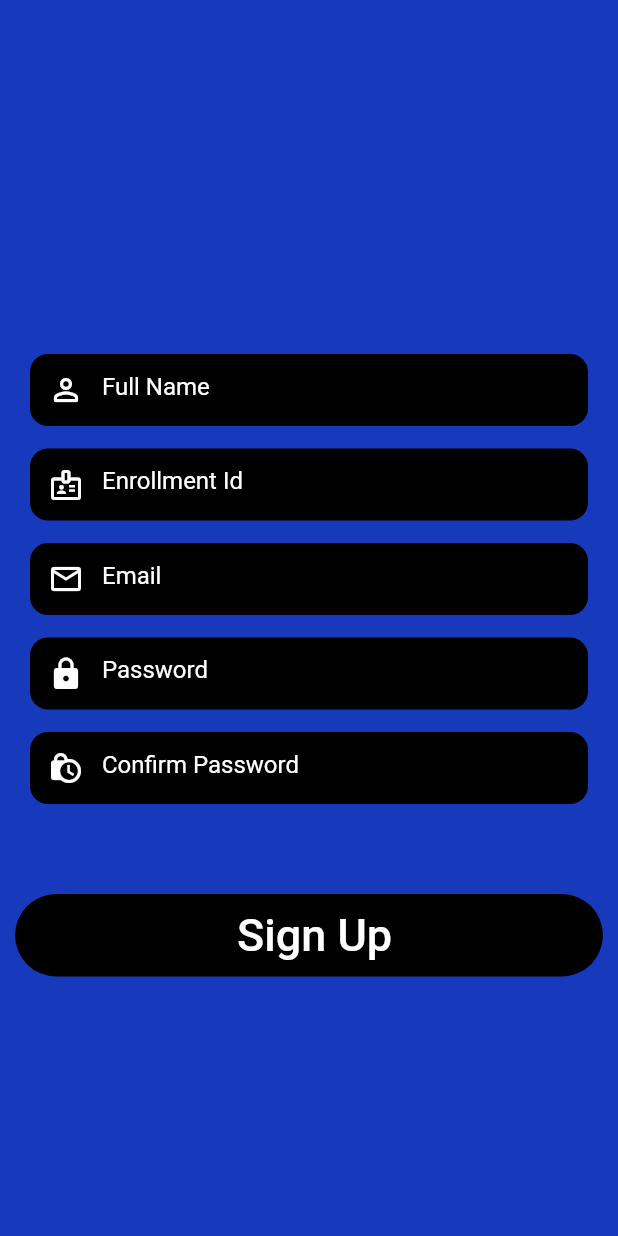
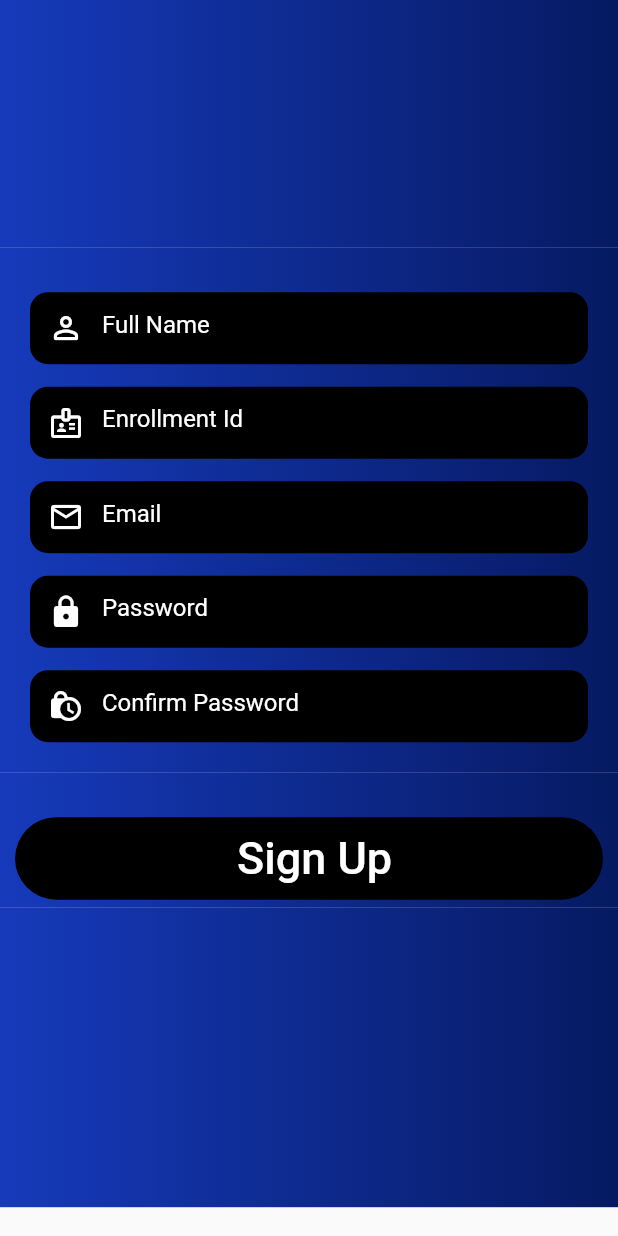
Before and after one commit to rafayJani10/fyp, a Flutter app: the LoginScreen screen opened directly, after a tap on "SignUp", on a phone screen of 412 x 824 dp. Run offline on Flutter 3.47's test engine with Material 2 defaults, Android fonts, the phone set to English and light mode, and no system bars; our stand-ins replace animated_theme_switcher; network calls fail.

Commit message:
Firebase connected, login screen and signup screen is updated with background colors , hexstring function is created. kindly update your projects,

```diff
--- /dev/null
+++ b/lib/color_utils.dart
@@ -0,0 +1,9 @@
+import 'package:flutter/material.dart';
+
+hexStringColor(String hexColor) {
+  hexColor = hexColor.toUpperCase().replaceAll("#","");
+  if (hexColor.length == 6) {
+    hexColor = "FF" + hexColor;
+  }
+  return Color(int.parse(hexColor, radix: 16));
+}
--- a/lib/login/view/LoginScreen.dart
+++ b/lib/login/view/LoginScreen.dart
@@ -1,4 +1,5 @@
 import 'package:flutter/material.dart';
+import 'package:fyp/color_utils.dart';
 // import 'SecondScreen.dart';
 import 'package:fyp/homepage/homepage.dart';
 import 'package:fyp/signup/view/signup.dart';
@@ -31,24 +32,54 @@ class _LoginScreenState extends State<LoginScreen>{
 
     return SafeArea(
       child: Scaffold(
-        backgroundColor: const Color(0xFF163ABB),
-        body: Column(
-          children: [
-            SizedBox(
+
+     //   backgroundColor:
+       // const Color(0xFF163ABB),
+        body:
+
+        ListView(
+          children: [ Container(
+            decoration: BoxDecoration(gradient: LinearGradient(colors: [
+              hexStringColor("163ABB"),
+              hexStringColor("061A62")
+              //  hexStringColor("69EFF8")
+
+            ]),),
+            child: const SizedBox(
+
+                height:100),
+
+          ),
+            Container(decoration: BoxDecoration(gradient: LinearGradient(colors: [
+              hexStringColor("163ABB"),
+              hexStringColor("061A62")
+            //  hexStringColor("69EFF8")
+
+            ]),),
+
+            child: SizedBox(
               width: double.infinity,
-              height: MediaQuery.of(context).size.height / 3,
+              height: MediaQuery.of(context).size.height / 5,
              // child: Image.asset('lib/images/facebook.png'),
-            ),
+            ),),
             Expanded(
               child: Container(
+
                 width: double.infinity,
-                decoration: const BoxDecoration(
+                decoration:  BoxDecoration(
+                  // borderRadius: const BorderRadius.only(
+                  //   topLeft: Radius.circular(30),
+                  //   topRight: Radius.circular(30),
+                  // ),
+                  gradient: LinearGradient(colors: [
+                    hexStringColor("163ABB"),
+                    hexStringColor("061A62")
+                  //  hexStringColor("69EFF8")
 
-                  borderRadius: BorderRadius.only(
-                    topLeft: Radius.circular(30),
-                    topRight: Radius.circular(30),
-                  ),
-                ),
+                  ]
+
+
+                ),),
                 child: Padding(
                   padding: const EdgeInsets.all(20.0),
                   child: SingleChildScrollView(
@@ -196,12 +227,25 @@ class _LoginScreenState extends State<LoginScreen>{
 
 
                      ),),
+                        Container(
+                          decoration: BoxDecoration(gradient: LinearGradient(colors: [
+                            hexStringColor("163ABB"),
+                            hexStringColor("061A62")
+                            //  hexStringColor("69EFF8")
+
+                          ]),),
+                          child: const SizedBox(
+
+                              height:200),
+
+                        ),
                       ],
+                    ),  ),
                   ),
                 ),
+
               ),
-              ),
-            )
+
             ],
         ),
       ),
--- a/lib/profile/editprofilepage.dart
+++ b/lib/profile/editprofilepage.dart
@@ -13,7 +13,7 @@ class EditProfilePage extends StatefulWidget {
 
 class _EditProfilePageState extends State<EditProfilePage> {
 //User user = 'UserPreferences.myUser';
-  get user => null;
+  get user => 'null';
 @override
 Widget build(BuildContext context) => ThemeSwitchingArea(
 child: Builder(
--- a/lib/signup/view/signup.dart
+++ b/lib/signup/view/signup.dart
@@ -1,5 +1,6 @@
 import 'package:flutter/material.dart';
 import 'package:fyp/homepage/homepage.dart';
+import 'package:fyp/color_utils.dart';
 
 void main() {
   WidgetsFlutterBinding.ensureInitialized();
@@ -34,28 +35,43 @@ class _SignUpState extends State<SignUp>{
 
     return SafeArea(
         child: Scaffold(
-          backgroundColor: Color(0xFF163ABB),
+       //   backgroundColor: Color(0xFF163ABB),
           body: ListView(
             children: [
-              SizedBox(
+              Container(
+                decoration: BoxDecoration(gradient: LinearGradient(colors: [
+                  hexStringColor("163ABB"),
+                  hexStringColor("061A62")
+            //  hexStringColor("69EFF8")
+
+            ]),),
+              child: SizedBox(
                 width: double.infinity,
-                height: MediaQuery.of(context).size.height / 4,
+                height: MediaQuery.of(context).size.height / 5,
                 // child: Image.asset('lib/images/facebook.png'),
-              ),
+              ),),
               //Expanded(
               Container(
-
-                  child: Container(
 //                    height: 200,
                 width: double.infinity,
-                    decoration:  const BoxDecoration(
-                      borderRadius: BorderRadius.only(
-                        topLeft: Radius.circular(30),
-                        topRight: Radius.circular(30),
+                decoration:   BoxDecoration(
+                  gradient: LinearGradient(colors: [
+                    hexStringColor("163ABB"),
+                    hexStringColor("061A62")
+                    //  hexStringColor("69EFF8")
+
+                  ]
+
+
                   ),
+                  // borderRadius: const BorderRadius.only(
+                  //   topLeft: Radius.circular(30),
+                  //   topRight: Radius.circular(30),
+                  // ),
+
                 ),
                 child: Padding(
-                      padding: EdgeInsets.all(20.0),
+                  padding: const EdgeInsets.all(20.0),
                   child: SingleChildScrollView(
                     child: Column(
                       crossAxisAlignment: CrossAxisAlignment.start,
@@ -68,7 +84,7 @@ class _SignUpState extends State<SignUp>{
                         //     fontWeight: FontWeight.bold,
                         //   ),
                         // ),
-                            SizedBox(height: 10),
+                        const SizedBox(height: 10),
 
                         Container(
                           decoration: BoxDecoration(
@@ -191,9 +207,20 @@ class _SignUpState extends State<SignUp>{
                     ),
                   ),
                 ),
-                  ),),
-              const SizedBox(height: 10),
-              GestureDetector(
+
+
+              ),
+           //   const SizedBox(height: 10),
+              Container(
+                decoration: BoxDecoration(gradient: LinearGradient(colors: [
+                  hexStringColor("163ABB"),
+                  hexStringColor("061A62")
+                  //  hexStringColor("69EFF8")
+
+                ]),),
+              child: GestureDetector(
+
+
                 onTap: () {
                   // String email = emailController.text;
                   // String pass = passwordController.text;
@@ -204,9 +231,10 @@ class _SignUpState extends State<SignUp>{
                 },
                 child: Container(
 
-                  margin: EdgeInsets.only(left: 10, top: 30, right: 10, bottom: 5),
+                  margin: const EdgeInsets.only(left: 10, top: 30, right: 10, bottom: 5),
 
                   decoration: BoxDecoration(
+
 
                     borderRadius: BorderRadius.circular(30),
                     color: Colors.black,
@@ -226,8 +254,19 @@ class _SignUpState extends State<SignUp>{
                     ),
                   ),
                 ),
+              ),),
+           Container(
+           decoration: BoxDecoration(gradient: LinearGradient(colors: [
+    hexStringColor("163ABB"),
+    hexStringColor("061A62")
+    //  hexStringColor("69EFF8")
+
+    ]),),
+               child: const SizedBox(
+
+                 height:200),
+
            ),
-              SizedBox(height:100),
             ],
           )
     ));
```
Also changed, not shown: 3 other files. Lines whose indentation alone changed are shown as unchanged.
